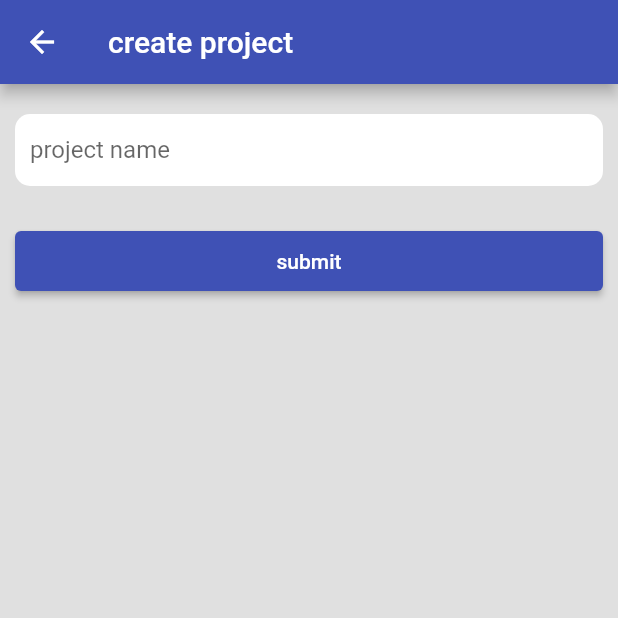
After one commit to muchirajunior/mcu-app, a Flutter app: the Home screen opened by its route, after a tap on the "add" icon, on a phone screen of 412 x 824 dp, the top half of it. The commit adds this screen. Run offline on Flutter 3.47's test engine with Material 2 defaults, Android fonts, the phone set to English and light mode, and no system bars; missing offline and left inert: dart:html; network calls fail.

Commit message:
create and project page :star;

```diff
--- a/lib/main.dart
+++ b/lib/main.dart
@@ -1,7 +1,9 @@
 import 'package:flutter/foundation.dart';
 import 'package:flutter/material.dart';
+import 'package:mcuapp/screens/create.dart';
 import 'package:mcuapp/screens/home.dart';
 import 'package:mcuapp/screens/launcher.dart';
+import 'package:mcuapp/screens/project.dart';
 import 'package:mcuapp/screens/signup.dart';
 import 'package:mcuapp/utils/theme.dart';
 
@@ -25,7 +27,9 @@ class MyApp extends StatelessWidget {
       routes: {
         '/':(context)=>const Launcher(),
         '/home':(context)=> const Home(),
-        '/signup':(context) => const SignUp()
+        '/signup':(context) => const SignUp(),
+        '/create':(context) => const CreateProject(),
+        '/project':(context) => const ProjectPage()
       },
     );
   }
--- a/lib/screens/components.dart
+++ b/lib/screens/components.dart
@@ -2,7 +2,7 @@ import 'dart:ui';
 
 import 'package:flutter/material.dart';
 
-textInput(TextEditingController controller, var hint, bool pass, {int maxlines=1}){
+textInput(TextEditingController controller, var hint, bool pass, {int maxlines=1,String label=""}){
   return Container(
     margin: const EdgeInsets.fromLTRB(10, 20, 10, 20),
     decoration: BoxDecoration(
@@ -29,7 +29,7 @@ class SubmitButton extends StatelessWidget {
   @override
   Widget build(BuildContext context) {
     return SizedBox(
-      width: MediaQuery.of(context).size.width*.95,
+      width: MediaQuery.of(context).size.width*.90,
       height: 40,
       child: ElevatedButton(
         onPressed: ()=> method(),
--- /dev/null
+++ b/lib/screens/create.dart
@@ -0,0 +1,39 @@
+import 'package:flutter/material.dart';
+import 'package:mcuapp/screens/components.dart';
+
+class CreateProject extends StatefulWidget {
+  const CreateProject({ Key? key }) : super(key: key);
+
+  @override
+  _CreateProjectState createState() => _CreateProjectState();
+}
+
+class _CreateProjectState extends State<CreateProject> {
+
+
+  var name=TextEditingController();
+  var pin1=TextEditingController();
+
+  submit()=>print(name.text);
+
+  @override
+  Widget build(BuildContext context) {
+    return Scaffold(
+      appBar: AppBar(
+        title: const Text("create project"),
+      ),
+
+      body: ListView(
+
+        children: <Widget>[
+          textInput(name, "project name", false),
+          Padding(
+            padding: const EdgeInsets.all(10.0),
+            child: SubmitButton(method:submit,text: "submit", ),
+          )
+        ],
+      ),
+
+    );
+  }
+}
--- a/lib/screens/home.dart
+++ b/lib/screens/home.dart
@@ -1,4 +1,5 @@
 import 'package:flutter/material.dart';
+import 'package:mcuapp/models/models.dart';
 import 'package:mcuapp/services/services.dart';
 import 'package:mcuapp/utils/utils.dart';
 
@@ -14,7 +15,7 @@ class _HomeState extends State<Home> {
   Widget build(BuildContext context) {
     return Scaffold(
       appBar: AppBar(
-        title: Text("user.name!"),
+        title: Text("your projects"),
         actions: [
           IconButton(
             onPressed: (){},
@@ -27,7 +28,19 @@ class _HomeState extends State<Home> {
         builder: (context, snapshot){
           if (snapshot.hasData){
             if (snapshot.data!.isNotEmpty){
-              return ListView();
+              return ListView.builder(
+                itemCount: snapshot.data!.length,
+                itemBuilder: ((context,index){
+                  Project project=snapshot.data![index];
+                  return Card(
+                    child: ListTile(
+                      title: Text(project.name.toString()),
+                      leading: const Icon(Icons.task),
+                      trailing: const Icon(Icons.forward),
+                    ),
+                  );
+                })
+                );
             }
             else{
               return  Center(
@@ -55,7 +68,7 @@ class _HomeState extends State<Home> {
         }),
 
       floatingActionButton: FloatingActionButton(
-        onPressed: (){},
+        onPressed: ()=> Navigator.pushNamed(context, "/create"),
         child: const Icon(Icons.add),
       ),
 
--- a/lib/services/services.dart
+++ b/lib/services/services.dart
@@ -1,5 +1,5 @@
 import 'dart:convert';
-
+import 'dart:async';
 import 'package:http/http.dart';
 import 'package:mcuapp/models/models.dart';
 import 'package:mcuapp/utils/utils.dart';
@@ -35,12 +35,11 @@ Stream<List> getProjects() async*{
   try{
     var res= await get(Uri.parse("$url/users/${user.id}/projects"), headers: headers);
     var response=jsonDecode(res.body);
-    var data=response.map((json)=>Project.fromJson(json));
-    data.forEach((item){
-      print(item.pins);
-    });
-    yield [];
+    var data=response.map((json)=>Project.fromJson(json)).toList() as List;
+
+    yield data;
   }catch(e){
     print(e);
+    yield [];
   }
 }
```
Also changed, not shown: lib/screens/project.dart (added, +17 -0 lines).
